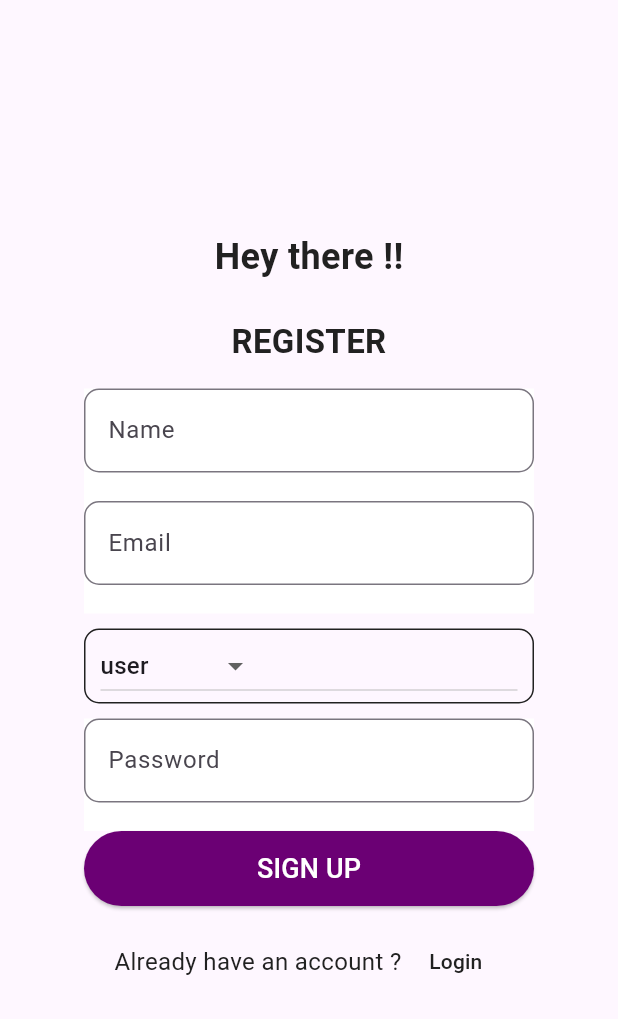
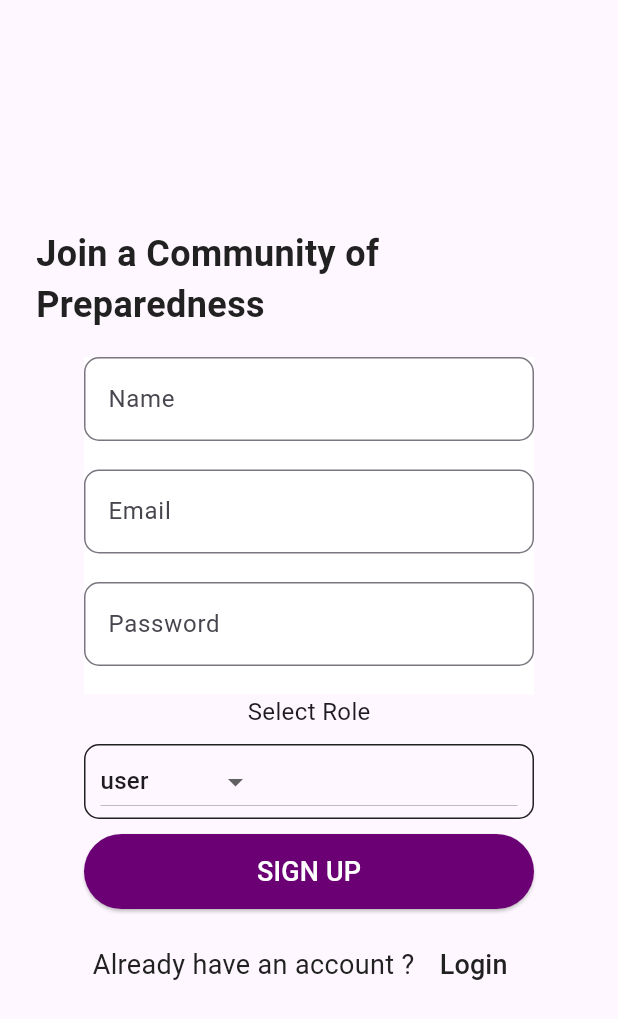
Before and after one commit to YashJ1707/disaster_safety, a Flutter app: the SignUpPage screen opened directly, on a phone screen of 412 x 824 dp. Shown: the top 1019 px of the screen. Run offline on Flutter 3.47's test engine with Material 2 defaults, Android fonts, the phone set to English and light mode, and no system bars; our stand-ins replace cloud_firestore, firebase_auth, firebase_core, flutter_secure_storage, flutter_spinkit, geolocator and 2 more; missing offline and left inert: flutter_google_places; accounts and stored records are empty; network calls fail.

Commit message:
helpdesk setup

```diff
--- a/lib/screens/auth/login.dart
+++ b/lib/screens/auth/login.dart
@@ -40,10 +40,7 @@ class _LoginPageState extends State<LoginPage> {
                 padding: EdgeInsets.all(8.0),
                 child: Text("WELCOME BACK !!"),
               ),
-              const Padding(
-                padding: EdgeInsets.symmetric(vertical: 16.0),
-                child: Text("Login"),
-              ),
+
               Tinput(
                   hint: "Enter username",
                   label: "Username",
--- a/lib/screens/auth/sign_up.dart
+++ b/lib/screens/auth/sign_up.dart
@@ -26,25 +26,30 @@ class _SignUpPageState extends State<SignUpPage> {
   final TextEditingController _passController = TextEditingController();
   final GlobalKey<State> _keyLoader = new GlobalKey<State>();
 
-  final List<String> roleTypes = ["user", "local_body", "admin"];
+  final List<String> roleTypes = ["user", "local_body"];
   String selectedRole = "user";
+
   @override
   Widget build(BuildContext context) {
     return Scaffold(
+      resizeToAvoidBottomInset: false,
       body: SafeArea(
         child: Container(
           alignment: Alignment.center,
           padding: const EdgeInsets.symmetric(horizontal: 16, vertical: 16),
+          child: GestureDetector(
+            onTap: () {
+              FocusManager.instance.primaryFocus!.unfocus();
+            },
             child: Column(
               mainAxisAlignment: MainAxisAlignment.center,
               children: [
                 Padding(
                   padding: const EdgeInsets.all(8.0),
-                child: Texts.h1(title: "Hey there !!"),
+                  child: Texts.h1(title: "Join a Community of Preparedness"),
                 ),
-              Padding(
-                padding: const EdgeInsets.symmetric(vertical: 16.0),
-                child: Texts.h2(title: "REGISTER", txtcolor: Consts.kdark),
+                SizedBox(
+                  height: 10,
                 ),
                 Tinput(
                     hint: "Enter Name",
@@ -56,6 +61,19 @@ class _SignUpPageState extends State<SignUpPage> {
                   controller: _emailController,
                   keytype: TextInputType.emailAddress,
                 ),
+                Tinput(
+                  hint: "Enter password",
+                  label: "Password",
+                  controller: _passController,
+                  isobsecure: true,
+                ),
+                Text(
+                  "Select Role",
+                  textAlign: TextAlign.start,
+                  style: TextStyle(
+                    fontSize: 16,
+                  ),
+                ),
                 CustomDropdown(
                     options: roleTypes,
                     selectedValue: selectedRole,
@@ -64,12 +82,17 @@ class _SignUpPageState extends State<SignUpPage> {
                         selectedRole = value!;
                       });
                     }),
+                selectedRole == "local_body"
+                    ? Column(
+                        children: [
                           Tinput(
-                hint: "Enter password",
-                label: "Password",
-                controller: _passController,
-                isobsecure: true,
+                            controller: TextEditingController(),
+                            hint: "Enter department name",
+                            label: "Department",
                           ),
+                        ],
+                      )
+                    : Container(),
                 BtnPrimary(
                     title: "SIGN UP",
                     txtColor: Consts.kwhite,
@@ -127,6 +150,7 @@ class _SignUpPageState extends State<SignUpPage> {
             ),
           ),
         ),
+      ),
     );
   }
 }
--- a/lib/shared/buttons.dart
+++ b/lib/shared/buttons.dart
@@ -89,7 +89,7 @@ class BtnText extends StatelessWidget {
         onPressed: onpress,
         child: Text(
           title,
-          style: TextStyle(color: Consts.kblack),
+          style: TextStyle(color: Consts.kblack, fontSize: 18),
         ),
       ),
     );
@@ -191,6 +191,7 @@ class PageBtn extends StatelessWidget {
                 child: Icon(
                   icon,
                   size: 48,
+                  color: Consts.kprimary,
                 ),
               ),
               SizedBox(height: 10.0),
--- a/lib/shared/text_styles.dart
+++ b/lib/shared/text_styles.dart
@@ -74,7 +74,7 @@ class Texts {
     return Text(
       title,
       style: const TextStyle(
-        fontSize: 16,
+        fontSize: 18,
         color: Consts.kblack,
       ),
     );
--- a/lib/shared/themes.dart
+++ b/lib/shared/themes.dart
@@ -3,6 +3,7 @@ import 'package:flutter/material.dart';
 class Consts {
   static const Color kprimary = Color.fromARGB(255, 107, 0, 116);
   static const Color klight = Color.fromARGB(255, 249, 181, 255);
+  static const Color klight2 = Color.fromARGB(255, 253, 226, 255);
   static const Color kblack = Color(0xff212121);
   // static const Color kwhite = Color.fromARGB(15, 255, 248, 248);
   static const Color kwhite = Colors.white;
```
Also changed, not shown: lib/screens/user/HelpDesk.dart (added, +121 -0 lines), lib/screens/user/homepage.dart (+6 -2 lines), lib/screens/user/raise_incident.dart (+8 -21 lines). Lines whose indentation alone changed are shown as unchanged.
